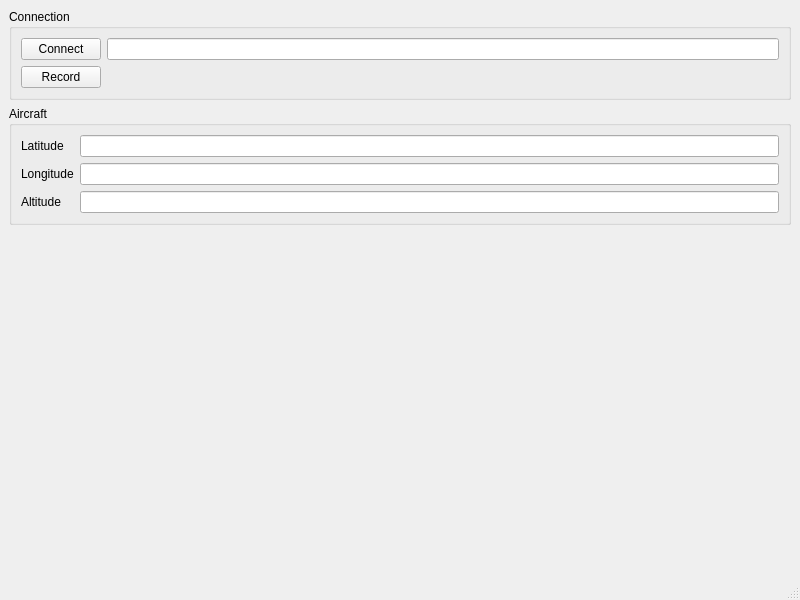
Qt form src/MainWindow.ui (till213/SkyDolly) before a commit.
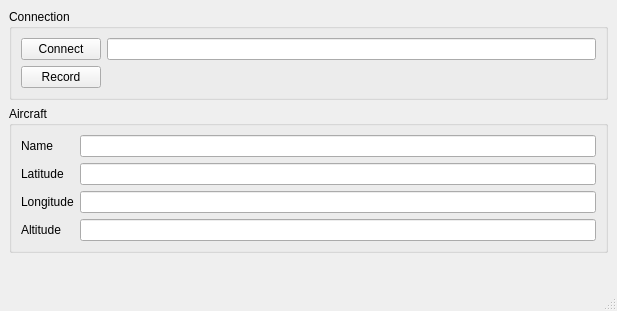
The same form after that commit.

```diff
--- a/src/MainWindow.ui
+++ b/src/MainWindow.ui
@@ -6,8 +6,8 @@
    <rect>
     <x>0</x>
     <y>0</y>
-    <width>800</width>
-    <height>600</height>
+    <width>617</width>
+    <height>311</height>
    </rect>
   </property>
   <property name="windowTitle">
@@ -60,45 +60,57 @@
       <property name="title">
        <string>Aircraft</string>
       </property>
-      <layout class="QHBoxLayout" name="horizontalLayout_2">
-       <item>
-        <layout class="QFormLayout" name="formLayout_3">
+      <layout class="QGridLayout" name="gridLayout">
          <item row="0" column="0">
+        <widget class="QLabel" name="label_4">
+         <property name="text">
+          <string>Name</string>
+         </property>
+        </widget>
+       </item>
+       <item row="0" column="1">
+        <widget class="QLineEdit" name="nameLineEdit">
+         <property name="readOnly">
+          <bool>true</bool>
+         </property>
+        </widget>
+       </item>
+       <item row="1" column="0">
           <widget class="QLabel" name="label">
            <property name="text">
             <string>Latitude</string>
            </property>
           </widget>
          </item>
-         <item row="0" column="1">
+       <item row="1" column="1">
           <widget class="QLineEdit" name="latitudeLineEdit">
            <property name="readOnly">
             <bool>true</bool>
            </property>
           </widget>
          </item>
-         <item row="1" column="0">
+       <item row="2" column="0">
           <widget class="QLabel" name="label_2">
            <property name="text">
             <string>Longitude</string>
            </property>
           </widget>
          </item>
-         <item row="1" column="1">
+       <item row="2" column="1">
           <widget class="QLineEdit" name="longitudeLineEdit">
            <property name="readOnly">
             <bool>true</bool>
            </property>
           </widget>
          </item>
-         <item row="2" column="0">
+       <item row="3" column="0">
           <widget class="QLabel" name="label_3">
            <property name="text">
             <string>Altitude</string>
            </property>
           </widget>
          </item>
-         <item row="2" column="1">
+       <item row="3" column="1">
           <widget class="QLineEdit" name="altitudeLineEdit">
            <property name="readOnly">
             <bool>true</bool>
@@ -106,8 +118,6 @@
           </widget>
          </item>
         </layout>
-       </item>
-      </layout>
      </widget>
     </item>
     <item>
```
Left out of the diff: 2 changed lines with no effect on the pictures. Lines whose indentation alone changed are shown as unchanged.
